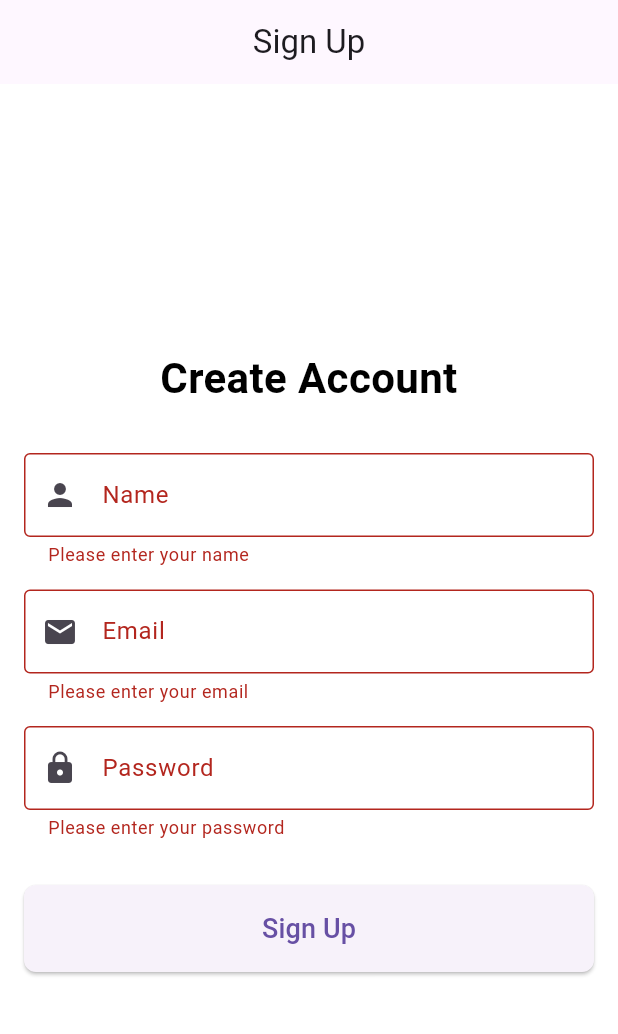
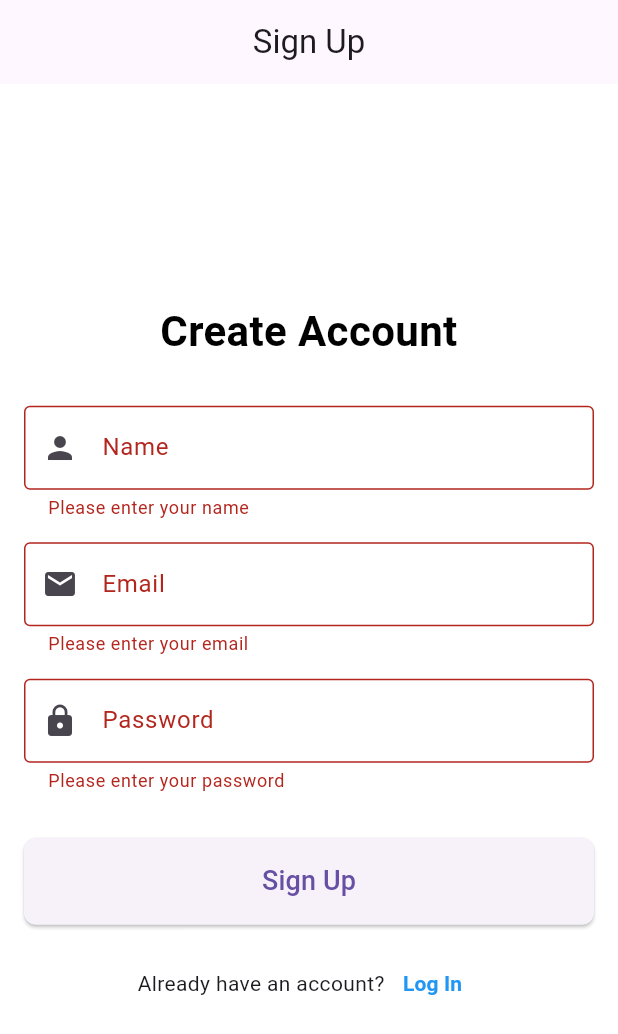
Before and after one commit to hdsarvaiya/Flutter, a Flutter app: the screen it shows after launch, after a tap on "Sign Up", on a phone screen of 412 x 824 dp. Shown: the top 1034 px of the screen. Run offline on Flutter 3.47's test engine with Material 3 defaults, Android fonts, the phone set to English and light mode, and no system bars; our stand-ins replace firebase_auth, firebase_core; accounts and stored records are empty.

Commit message:
Add files via upload

```diff
--- a/lib/main.dart
+++ b/lib/main.dart
@@ -5,7 +5,7 @@ import 'package:flutter_application_2/signup.dart';
 void main() async {
   WidgetsFlutterBinding.ensureInitialized();
   await Firebase.initializeApp();
-  runApp(MyApp());
+  runApp(const MyApp());
 }
 class MyApp extends StatelessWidget {
   const MyApp({super.key});
@@ -17,7 +17,7 @@ class MyApp extends StatelessWidget {
       theme: ThemeData(
         primarySwatch: Colors.blue,
       ),
-      home: SignupPage(),
+      home: const SignupPage(),
     );
   }
 }
--- a/lib/signup.dart
+++ b/lib/signup.dart
@@ -1,6 +1,7 @@
 import 'package:firebase_auth/firebase_auth.dart';
 import 'package:flutter/material.dart';
 import 'package:flutter_application_2/home.dart';
+import 'package:flutter_application_2/login.dart'; // Import the Login page
 
 class SignupPage extends StatefulWidget {
   const SignupPage({super.key});
@@ -18,15 +19,15 @@ class _SignupPageState extends State<SignupPage> {
   final _formKey = GlobalKey<FormState>();
 
   Future<void> registration() async {
-    if (_formKey.currentState?.validate() ?? false) { // Validate the form
+    if (_formKey.currentState?.validate() ?? false) {
       try {
-        UserCredential userCredential = await FirebaseAuth.instance.createUserWithEmailAndPassword(
-          email: mailcontroller.text, // Use controller text here
+        await FirebaseAuth.instance.createUserWithEmailAndPassword(
+          email: mailcontroller.text,
           password: passcontroller.text,
         );
 
         ScaffoldMessenger.of(context).showSnackBar(
-          SnackBar(
+          const SnackBar(
             content: Text(
               "Registration Successful",
               style: TextStyle(fontSize: 20.0),
@@ -36,12 +37,12 @@ class _SignupPageState extends State<SignupPage> {
 
         Navigator.pushReplacement(
           context,
-          MaterialPageRoute(builder: (context) => Home()),
+          MaterialPageRoute(builder: (context) => const Home()),
         );
       } on FirebaseAuthException catch (e) {
         if (e.code == 'weak-password') {
           ScaffoldMessenger.of(context).showSnackBar(
-            SnackBar(
+            const SnackBar(
               backgroundColor: Colors.orangeAccent,
               content: Text(
                 "Password provided is too weak",
@@ -51,7 +52,7 @@ class _SignupPageState extends State<SignupPage> {
           );
         } else if (e.code == "email-already-in-use") {
           ScaffoldMessenger.of(context).showSnackBar(
-            SnackBar(
+            const SnackBar(
               backgroundColor: Colors.orangeAccent,
               content: Text(
                 "Account already exists",
@@ -138,20 +139,8 @@ class _SignupPageState extends State<SignupPage> {
                 obscureText: true,
               ),
               const SizedBox(height: 30),
-
-              GestureDetector(
-                onTap: (){
-                  if(_formKey.currentState!.validate()){
-                    setState(() {
-                      email=mailcontroller.text;
-                      name=namecontroller.text;
-                      password=passcontroller.text;
-                    });
-                  }
-                  registration();
-                },
-                child: ElevatedButton(
-                  onPressed: registration, // Call the registration function
+              ElevatedButton(
+                onPressed: registration,
                 style: ElevatedButton.styleFrom(
                   padding: const EdgeInsets.symmetric(vertical: 16),
                   shape: RoundedRectangleBorder(
@@ -163,6 +152,27 @@ class _SignupPageState extends State<SignupPage> {
                   style: TextStyle(fontSize: 18),
                 ),
               ),
+              const SizedBox(height: 15),
+              Row(
+                mainAxisAlignment: MainAxisAlignment.center,
+                children: [
+                  const Text("Already have an account?"),
+                  TextButton(
+                    onPressed: () {
+                      Navigator.push(
+                        context,
+                        MaterialPageRoute(builder: (context) => const LoginPage()),
+                      );
+                    },
+                    child: const Text(
+                      "Log In",
+                      style: TextStyle(
+                        color: Colors.blue,
+                        fontWeight: FontWeight.bold,
+                      ),
+                    ),
+                  ),
+                ],
               ),
             ],
           ),
```
Also changed, not shown: lib/forgotpassword.dart (added, +116 -0 lines), lib/login.dart (added, +133 -0 lines). Lines whose indentation alone changed are shown as unchanged.
